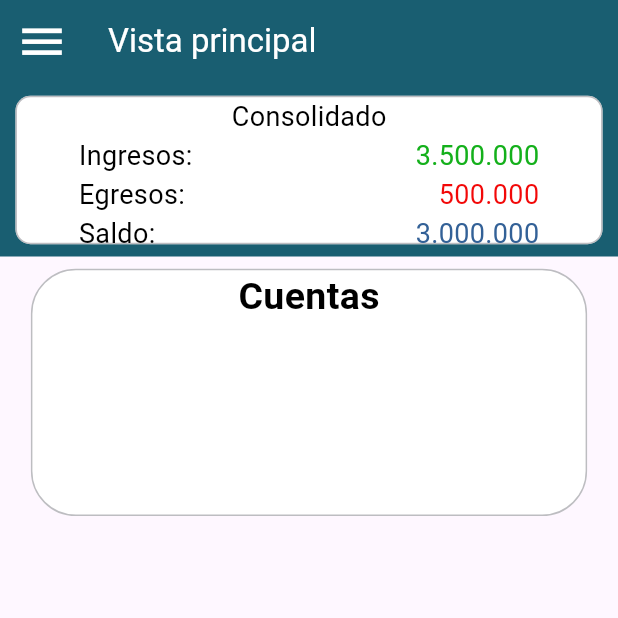
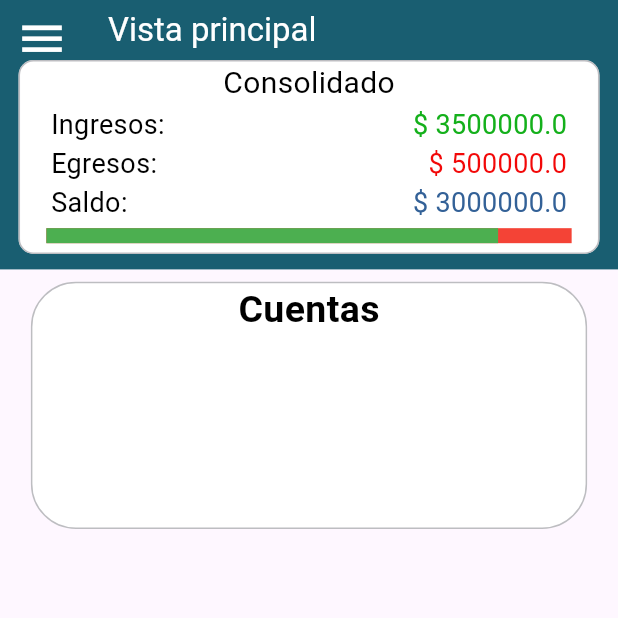
Before and after one commit to softdimo/wapig, a Flutter app: the MyHomePage screen opened directly, in the side drawer, after a tap on "Cuentas", on a phone screen of 412 x 824 dp, the top half of it. Run offline on Flutter 3.47's test engine with Material 3 defaults, Android fonts, the phone set to English and light mode, and no system bars; our stand-ins replace dio; Roboto replaces fonts that are missing (Sansita).

Commit message:
Rama origen:
Rama actual de trabajo:

Archivos modificados:

Resumen del commit:

```diff
--- a/lib/presentation/screens/home_screen.dart
+++ b/lib/presentation/screens/home_screen.dart
@@ -1,6 +1,8 @@
 import 'package:flutter/material.dart';
+import 'package:wapig/models/consolidate_data.dart';
 import 'package:wapig/presentation/screens/cuentas_screen.dart';
 import 'package:wapig/presentation/widgets/title_text/title_name.dart';
+import 'package:wapig/services/consolidated/consolidated_data_service.dart';
 import 'package:wapig/services/consolidated/consolidated_service.dart';
 import 'side_menu.dart';
 
@@ -12,6 +14,24 @@ class MyHomePage extends StatefulWidget {
 }
 
 class _MyHomePageState extends State<MyHomePage> {
+  late ConsolidatedData _consolidatedData;
+
+  @override
+  void initState() {
+    super.initState();
+    _fetchConsolidatedData();
+  }
+
+  Future<void> _fetchConsolidatedData() async {
+    try {
+      _consolidatedData = await ConsolidatedDataServiceImpl().getConsolidatedData();
+      setState(() {});
+    } catch (error) {
+      print(error);
+      // Maneja el error aquí
+    }
+  }
+
   @override
   Widget build(BuildContext context) {
     final size = MediaQuery.of(context).size;
@@ -26,8 +46,22 @@ class _MyHomePageState extends State<MyHomePage> {
           color: Colors.white,
           size: 35,
         ),
-        bottom: const PreferredSize(
-            preferredSize: Size.fromHeight(115), child: ConsolidatedService()),
+        bottom: PreferredSize(
+            preferredSize: Size.fromHeight(size.width * 0.30),
+            child: Padding(
+              padding:  EdgeInsets.fromLTRB(
+                size.width * 0.03,
+                0,
+                size.width * 0.03,
+                size.width * 0.025,
+              ),
+              child: ConsolidatedService(
+                  data: ConsolidatedData(
+                ingresos: 3500000,
+                egresos: 500000,
+                saldo: 3000000,
+              )),
+            )),
       ),
       drawer: const SideMenu(),
       body: Container(
--- a/lib/presentation/screens/side_menu.dart
+++ b/lib/presentation/screens/side_menu.dart
@@ -31,7 +31,7 @@ class _SideMenuState extends State<SideMenu> {
                   backgroundImage: AssetImage('assets/images/perfil.png'),
                 ),
                 SizedBox(height: 10),
-                Text('Pablo Lara'),
+                Text('Pablo Lara'),//Aqui se debe mostrar el nombre de usuario desde la BD
               ],
             ),
           ),
--- a/lib/presentation/widgets/consolidated_info_row/consolidated_info_row.dart
+++ b/lib/presentation/widgets/consolidated_info_row/consolidated_info_row.dart
@@ -15,10 +15,13 @@ class ConsolidatedInfoRow extends StatelessWidget {
 
   @override
   Widget build(BuildContext context) {
+    final size = MediaQuery.of(context).size;
     return Row(
       mainAxisAlignment: MainAxisAlignment.spaceBetween,
       children: [
-        TitleName(
+        Padding(
+          padding: EdgeInsets.only(left: size.width * 0.05),
+          child: TitleName(
             welcomeText: label,
             fontSize: 18,
             paddingTop: 0,
@@ -26,7 +29,10 @@ class ConsolidatedInfoRow extends StatelessWidget {
             typeText: FontWeight.normal,
             isSansita: false,
           ),
-        TitleName(
+        ),
+        Padding(
+          padding: EdgeInsets.only(right: size.width * 0.05),
+          child: TitleName(
             welcomeText: value,
             fontSize: 18,
             colorText: valueColor,
@@ -35,6 +41,7 @@ class ConsolidatedInfoRow extends StatelessWidget {
             typeText: FontWeight.normal,
             isSansita: false,
           ),
+        ),
       ],
     );
   }
--- a/lib/presentation/widgets/progress_indicator/progress_indicator.dart
+++ b/lib/presentation/widgets/progress_indicator/progress_indicator.dart
@@ -1,8 +1,7 @@
 import 'package:flutter/material.dart';
 
-/// Esta debe ser una clase que se encargará de realizar
-/// el cálculo del porcentaje para mostrárlo en la barra de progreso
 /// Esta clase debe recibir el porcentaje de (egresos / ingresos) * 100
+/// Debe recibir el porcentaje del saldo disponible para pintar la barra en verde
 class PercentageIndicatorBar extends StatelessWidget {
   const PercentageIndicatorBar({super.key});
 
@@ -10,9 +9,14 @@ class PercentageIndicatorBar extends StatelessWidget {
   Widget build(BuildContext context) {
     final size = MediaQuery.of(context).size;
     return Padding(
-      padding: const EdgeInsets.only(top: 16), // Ajuste de espacio
+      padding: EdgeInsets.fromLTRB(
+        size.width * 0.02,
+        size.width * 0.01,
+        size.width * 0.02,
+        size.width * 0.015,
+      ), // Ajuste de espacio
       child: SizedBox(
-        width: size.width * 0.9,
+        width: size.width * 0.85,
         child: const LinearProgressIndicator(
           value: 0.86, // Ajusta el valor según tus variables
           backgroundColor: Colors.red,
--- a/lib/presentation/widgets/side_menu_item/side_menu_item.dart
+++ b/lib/presentation/widgets/side_menu_item/side_menu_item.dart
@@ -6,11 +6,11 @@ class SideMenuItems {
   static List<ListTile> getItems() {
     return [
       const ListTile(
-        leading: Icon(Icons.home),
+        leading: Icon(Icons.home_outlined ),
         title: Text('Vista principal'),
       ),
       const ListTile(
-        leading: Icon(Icons.car_crash),
+        leading: Icon(Icons.account_balance_outlined),
         title: Text('Cuentas'),
       ),
       const ListTile(
@@ -18,7 +18,7 @@ class SideMenuItems {
         title: Text('Perfil'),
       ),
       const ListTile(
-        leading: Icon(Icons.settings),
+        leading: Icon(Icons.settings_outlined),
         title: Text('Configuración'),
       ),
     ];
--- a/lib/services/consolidated/consolidated_service.dart
+++ b/lib/services/consolidated/consolidated_service.dart
@@ -1,130 +1,51 @@
 import 'package:flutter/material.dart';
+import 'package:wapig/models/consolidate_data.dart';
+import 'package:wapig/presentation/widgets/consolidated_info_row/consolidated_info_row.dart';
+import 'package:wapig/presentation/widgets/progress_indicator/progress_indicator.dart';
 import 'package:wapig/presentation/widgets/title_text/title_name.dart';
 
 class ConsolidatedService extends StatelessWidget {
-  const ConsolidatedService({super.key});
+  final ConsolidatedData data;
+
+  const ConsolidatedService({super.key, required this.data});
 
   @override
   Widget build(BuildContext context) {
-    final size = MediaQuery.of(context).size;
-
-    /********
-     * Esta clase se va a encargar de recuperar la información de cada uno de los modelos
-     * para posteriormente enviarselo a la vista del home.
-     * por el momento se representan los valores de forma estatica.
-     * Cada uno de los valores deben venir de un controlador o servicio independiente.
-     */
     return Container(
-      padding:
-          EdgeInsets.only(top: size.height * 0.01, bottom: size.height * 0.01),
-      child: Align(
-        alignment: Alignment.topCenter,
-        child: Container(
+      //padding: const EdgeInsets.all(10.0),
       decoration: BoxDecoration(
         borderRadius: BorderRadius.circular(10),
         color: Colors.white,
-              border:
-                  Border.all(color: const Color.fromARGB(204, 173, 173, 178))),
-          height: size.height * 0.12,
-          width: size.width * 0.95,
+        border: Border.all(color: const Color.fromARGB(204, 173, 173, 178)),
+      ),
       child: Column(
-            //mainAxisAlignment: MainAxisAlignment.center,
+        mainAxisAlignment: MainAxisAlignment.spaceBetween,
         children: [
-              TitleName(
+          const TitleName(
             welcomeText: 'Consolidado',
-                  fontSize: 18,
+            fontSize: 20,
             paddingTop: 0,
             paddingBottom: 0,
             typeText: FontWeight.normal,
             isSansita: false,
-                  onPressed: () {}),
-              Row(
-                mainAxisAlignment: MainAxisAlignment.spaceBetween,
-                children: [
-                  Container(
-                    padding: EdgeInsets.only(left: size.width * 0.1),
-                    child: TitleName(
-                        welcomeText: 'Ingresos:',
-                        fontSize: 18,
-                        paddingTop: 0,
-                        paddingBottom: 0,
-                        typeText: FontWeight.normal,
-                        isSansita: false,
-                        onPressed: () {}),
           ),
-                  Container(
-                    padding: EdgeInsets.only(right: size.width * 0.1),
-                    child: TitleName(
-                        welcomeText: '3.500.000',
-                        colorText: const Color.fromRGBO(20, 176, 27, 1),
-                        fontSize: 18,
-                        paddingTop: 0,
-                        paddingBottom: 0,
-                        typeText: FontWeight.normal,
-                        isSansita: false,
-                        onPressed: () {}),
+          ConsolidatedInfoRow(
+            label: 'Ingresos:',
+            value: '\$ ${data.ingresos}',
+            valueColor: const Color.fromRGBO(20, 176, 27, 1),
           ),
+          ConsolidatedInfoRow(
+            label: 'Egresos:',
+            value: '\$ ${data.egresos}',
+            valueColor: const Color.fromRGBO(242, 8, 8, 1),
+          ),
+          ConsolidatedInfoRow(
+            label: 'Saldo:',
+            value: '\$ ${data.saldo}',
+            valueColor: const Color.fromRGBO(51, 97, 151, 1),
+          ),
+          const PercentageIndicatorBar(),
         ],
-              ),
-              Row(
-                mainAxisAlignment: MainAxisAlignment.spaceBetween,
-                children: [
-                  Container(
-                    padding: EdgeInsets.only(left: size.width * 0.1),
-                    child: TitleName(
-                        welcomeText: 'Egresos:',
-                        fontSize: 18,
-                        paddingTop: 0,
-                        paddingBottom: 0,
-                        typeText: FontWeight.normal,
-                        isSansita: false,
-                        onPressed: () {}),
-                  ),
-                  Container(
-                    padding: EdgeInsets.only(right: size.width * 0.1),
-                    child: TitleName(
-                        welcomeText: '500.000',
-                        colorText: const Color.fromRGBO(242, 8, 8, 1),
-                        fontSize: 18,
-                        paddingTop: 0,
-                        paddingBottom: 0,
-                        typeText: FontWeight.normal,
-                        isSansita: false,
-                        onPressed: () {}),
-                  ),
-                ],
-              ),
-              Row(
-                mainAxisAlignment: MainAxisAlignment.spaceBetween,
-                children: [
-                  Container(
-                    padding: EdgeInsets.only(left: size.width * 0.1),
-                    child: TitleName(
-                        welcomeText: 'Saldo:',
-                        fontSize: 18,
-                        paddingTop: 0,
-                        paddingBottom: 0,
-                        typeText: FontWeight.normal,
-                        isSansita: false,
-                        onPressed: () {}),
-                  ),
-                  Container(
-                    padding: EdgeInsets.only(right: size.width * 0.1),
-                    child: TitleName(
-                        welcomeText: '3.000.000',
-                        colorText: const Color.fromRGBO(51, 97, 151, 1),
-                        fontSize: 18,
-                        paddingTop: 0,
-                        paddingBottom: 0,
-                        typeText: FontWeight.normal,
-                        isSansita: false,
-                        onPressed: () {}),
-                  ),
-                ],
-              ),
-            ],
-          ),
-        ),
       ),
     );
   }
--- a/pubspec.yaml
+++ b/pubspec.yaml
@@ -32,6 +32,8 @@ dependencies:
   flutter:
     sdk: flutter
   provider: ^6.1.1
+  http: ^1.2.0
+  dio: ^5.4.0
 
 dev_dependencies:
 
@@ -40,7 +42,7 @@ dev_dependencies:
   # activated in the `analysis_options.yaml` file located at the root of your
   # package. See that file for information about deactivating specific lint
   # rules and activating additional ones.
-  flutter_lints: ^2.0.0
+  flutter_lints: ^3.0.1
   flutter_test:
     sdk: flutter
 
```
Also changed, not shown: pubspec.lock. Lines whose indentation alone changed are shown as unchanged.
